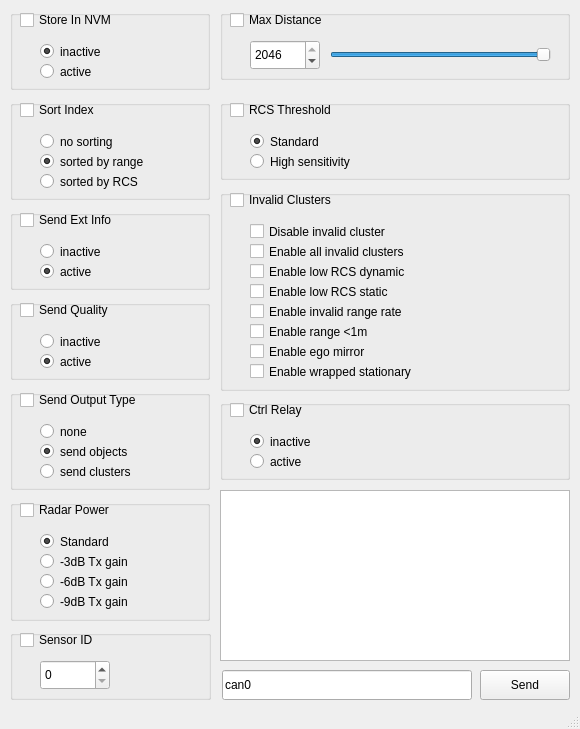
Old version of the form ars408_setting/qt_designer/myWindow.ui in the repository weitunglin/ars408_ros.
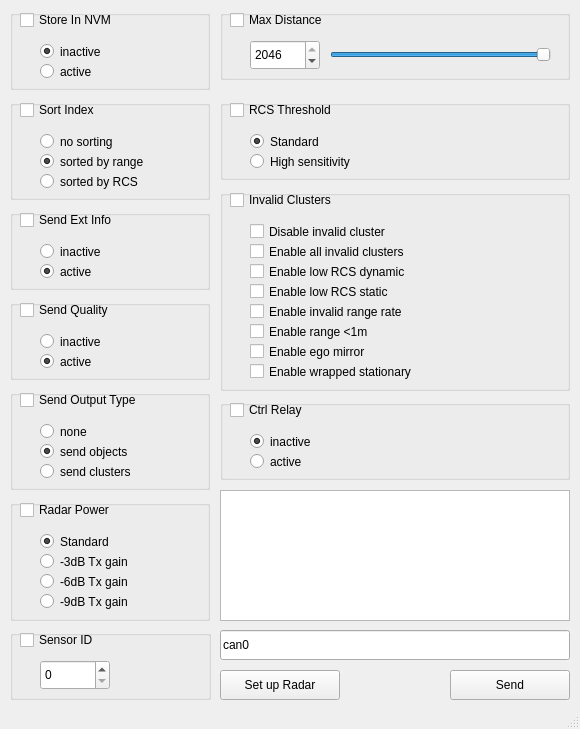
New version of the form.

The edit to the form file:
```diff
--- a/ars408_setting/qt_designer/myWindow.ui
+++ b/ars408_setting/qt_designer/myWindow.ui
@@ -732,9 +732,9 @@
    <widget class="QPushButton" name="sendButton">
     <property name="geometry">
      <rect>
-      <x>480</x>
+      <x>450</x>
       <y>670</y>
-      <width>90</width>
+      <width>120</width>
       <height>30</height>
      </rect>
     </property>
@@ -745,9 +745,9 @@
    <widget class="QLineEdit" name="lineEdit">
     <property name="geometry">
      <rect>
-      <x>222</x>
-      <y>670</y>
-      <width>250</width>
+      <x>220</x>
+      <y>630</y>
+      <width>350</width>
       <height>30</height>
      </rect>
     </property>
@@ -764,7 +764,7 @@
       <x>220</x>
       <y>490</y>
       <width>350</width>
-      <height>171</height>
+      <height>131</height>
      </rect>
     </property>
     <property name="readOnly">
@@ -839,6 +839,19 @@
      </property>
     </widget>
    </widget>
+   <widget class="QPushButton" name="setButton">
+    <property name="geometry">
+     <rect>
+      <x>220</x>
+      <y>670</y>
+      <width>120</width>
+      <height>30</height>
+     </rect>
+    </property>
+    <property name="text">
+     <string>Set up Radar</string>
+    </property>
+   </widget>
   </widget>
   <widget class="QStatusBar" name="statusBar"/>
  </widget>
```
Left out of the diff: 2 changed lines with no effect on the pictures.
